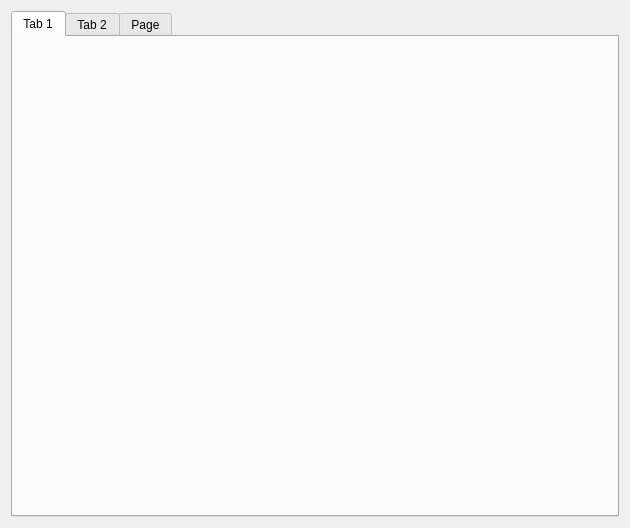
xEska1337/To-Do-List, file maintasks.ui: the form before one commit.
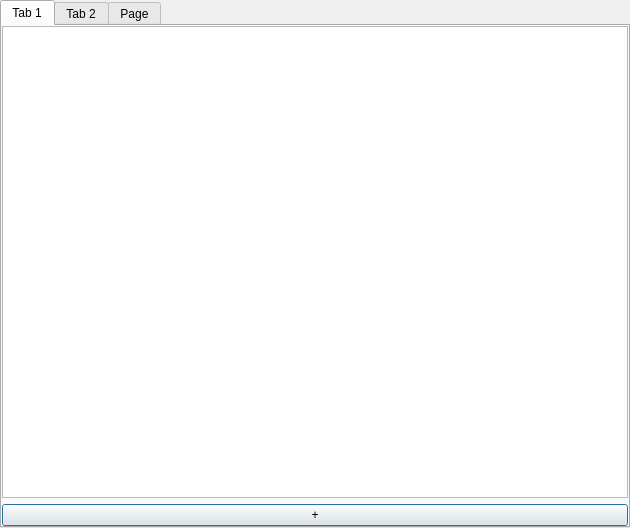
The form after the commit. The open tabs and pages were chosen to show the change.

Commit message: task layout, add task button, adjusted margins

```diff
--- a/maintasks.ui
+++ b/maintasks.ui
@@ -14,6 +14,18 @@
    <string>To-Do List</string>
   </property>
   <layout class="QGridLayout" name="gridLayout">
+   <property name="leftMargin">
+    <number>0</number>
+   </property>
+   <property name="topMargin">
+    <number>0</number>
+   </property>
+   <property name="rightMargin">
+    <number>0</number>
+   </property>
+   <property name="bottomMargin">
+    <number>0</number>
+   </property>
    <item row="0" column="1">
     <widget class="QTabWidget" name="tabWidget">
      <property name="currentIndex">
@@ -23,6 +35,58 @@
       <attribute name="title">
        <string>Tab 1</string>
       </attribute>
+      <layout class="QGridLayout" name="gridLayout_4">
+       <property name="leftMargin">
+        <number>0</number>
+       </property>
+       <property name="topMargin">
+        <number>0</number>
+       </property>
+       <property name="rightMargin">
+        <number>0</number>
+       </property>
+       <property name="bottomMargin">
+        <number>0</number>
+       </property>
+       <item row="1" column="0">
+        <widget class="QStackedWidget" name="stackedWidget">
+         <property name="currentIndex">
+          <number>0</number>
+         </property>
+         <widget class="QWidget" name="taskPage">
+          <layout class="QGridLayout" name="gridLayout_5">
+           <property name="leftMargin">
+            <number>0</number>
+           </property>
+           <property name="topMargin">
+            <number>0</number>
+           </property>
+           <property name="rightMargin">
+            <number>0</number>
+           </property>
+           <property name="bottomMargin">
+            <number>0</number>
+           </property>
+           <item row="0" column="0">
+            <widget class="QListWidget" name="taskListDisplay">
+             <property name="wordWrap">
+              <bool>true</bool>
+             </property>
+            </widget>
+           </item>
+           <item row="1" column="0">
+            <widget class="QPushButton" name="addTaskButton">
+             <property name="text">
+              <string>+</string>
+             </property>
+            </widget>
+           </item>
+          </layout>
+         </widget>
+         <widget class="QWidget" name="addTaskPage"/>
+        </widget>
+       </item>
+      </layout>
      </widget>
      <widget class="QWidget" name="pomodoroTab">
       <attribute name="title">
```
Left out of the diff: 2 changed lines with no effect on the pictures. The commit also changes 3 other files.
